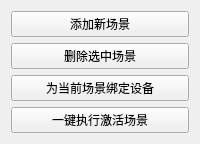
This is ui/scenewidget.ui in pot-oie/SmartHome as Qt 5 draws it before an edit. The edited form follows.
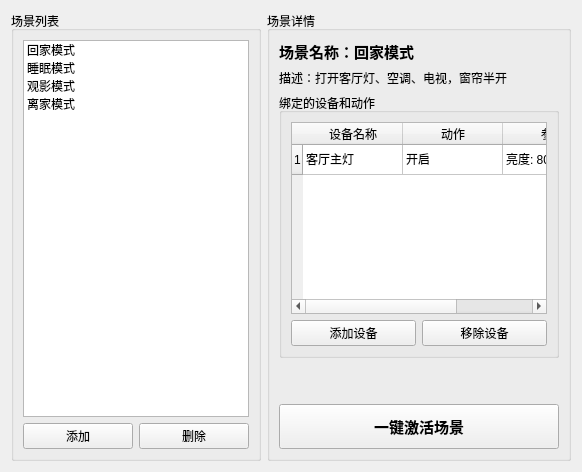
This is the edited form.

```diff
--- a/ui/scenewidget.ui
+++ b/ui/scenewidget.ui
@@ -2,11 +2,109 @@
 <ui version="4.0">
  <class>SceneWidget</class>
  <widget class="QWidget" name="SceneWidget">
-  <layout class="QVBoxLayout" name="verticalLayout">
-   <item><widget class="QPushButton" name="btnAddScene"><property name="text"><string>添加新场景</string></property></widget></item>
-   <item><widget class="QPushButton" name="btnDeleteScene"><property name="text"><string>删除选中场景</string></property></widget></item>
-   <item><widget class="QPushButton" name="btnAddDeviceToScene"><property name="text"><string>为当前场景绑定设备</string></property></widget></item>
-   <item><widget class="QPushButton" name="btnActivateScene"><property name="text"><string>一键执行激活场景</string></property></widget></item>
+  <layout class="QHBoxLayout" name="horizontalLayout_main">
+   <item>
+    <widget class="QGroupBox" name="groupBox_sceneList">
+     <property name="title"><string>场景列表</string></property>
+     <property name="maximumSize"><size><width>250</width><height>16777215</height></size></property>
+     <layout class="QVBoxLayout" name="verticalLayout_list">
+      <item>
+       <widget class="QListWidget" name="listWidget_scenes">
+        <item><property name="text"><string>回家模式</string></property></item>
+        <item><property name="text"><string>睡眠模式</string></property></item>
+        <item><property name="text"><string>观影模式</string></property></item>
+        <item><property name="text"><string>离家模式</string></property></item>
+       </widget>
+      </item>
+      <item>
+       <layout class="QHBoxLayout" name="horizontalLayout_btns">
+        <item>
+         <widget class="QPushButton" name="btnAddScene">
+          <property name="text"><string>添加</string></property>
+         </widget>
+        </item>
+        <item>
+         <widget class="QPushButton" name="btnDeleteScene">
+          <property name="text"><string>删除</string></property>
+         </widget>
+        </item>
+       </layout>
+      </item>
+     </layout>
+    </widget>
+   </item>
+   <item>
+    <widget class="QGroupBox" name="groupBox_sceneDetail">
+     <property name="title"><string>场景详情</string></property>
+     <layout class="QVBoxLayout" name="verticalLayout_detail">
+      <item>
+       <widget class="QLabel" name="label_sceneName">
+        <property name="text"><string>场景名称：回家模式</string></property>
+        <property name="font"><font><pointsize>11</pointsize><weight>75</weight><bold>true</bold></font></property>
+       </widget>
+      </item>
+      <item>
+       <widget class="QLabel" name="label_sceneDesc">
+        <property name="text"><string>描述：打开客厅灯、空调、电视，窗帘半开</string></property>
+       </widget>
+      </item>
+      <item>
+       <widget class="QGroupBox" name="groupBox_devices">
+        <property name="title"><string>绑定的设备和动作</string></property>
+        <layout class="QVBoxLayout" name="verticalLayout_devices">
+         <item>
+          <widget class="QTableWidget" name="tableWidget_devices">
+           <property name="columnCount"><number>3</number></property>
+           <column><property name="text"><string>设备名称</string></property></column>
+           <column><property name="text"><string>动作</string></property></column>
+           <column><property name="text"><string>参数</string></property></column>
+           <row>
+            <property name="text"><string>1</string></property>
+           </row>
+           <item row="0" column="0">
+            <property name="text"><string>客厅主灯</string></property>
+           </item>
+           <item row="0" column="1">
+            <property name="text"><string>开启</string></property>
+           </item>
+           <item row="0" column="2">
+            <property name="text"><string>亮度: 80%</string></property>
+           </item>
+          </widget>
+         </item>
+         <item>
+          <layout class="QHBoxLayout" name="horizontalLayout_deviceBtn">
+           <item>
+            <widget class="QPushButton" name="btnAddDeviceToScene">
+             <property name="text"><string>添加设备</string></property>
+            </widget>
+           </item>
+           <item>
+            <widget class="QPushButton" name="btnRemoveDevice">
+             <property name="text"><string>移除设备</string></property>
+            </widget>
+           </item>
+          </layout>
+         </item>
+        </layout>
+       </widget>
+      </item>
+      <item>
+       <spacer name="verticalSpacer">
+        <property name="orientation"><enum>Qt::Vertical</enum></property>
+        <property name="sizeHint" stdset="0"><size><width>20</width><height>40</height></size></property>
+       </spacer>
+      </item>
+      <item>
+       <widget class="QPushButton" name="btnActivateScene">
+        <property name="text"><string>一键激活场景</string></property>
+        <property name="minimumSize"><size><width>0</width><height>45</height></size></property>
+        <property name="font"><font><pointsize>11</pointsize><weight>75</weight><bold>true</bold></font></property>
+       </widget>
+      </item>
+     </layout>
+    </widget>
+   </item>
   </layout>
  </widget>
  <resources/><connections/>
```
